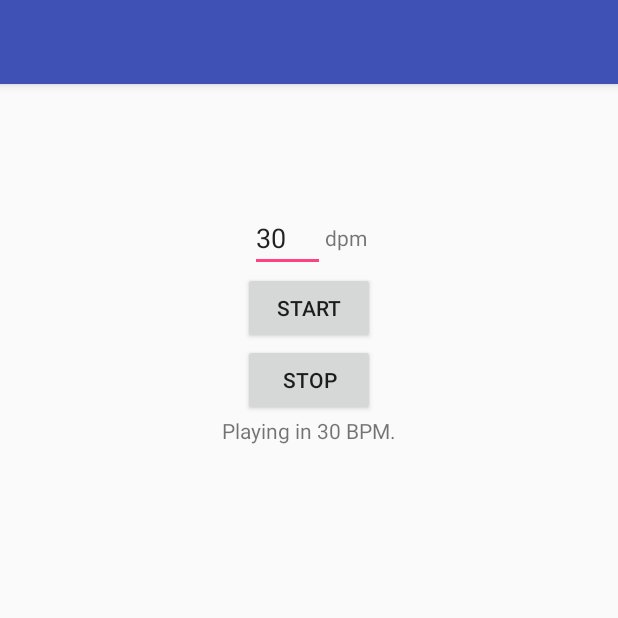
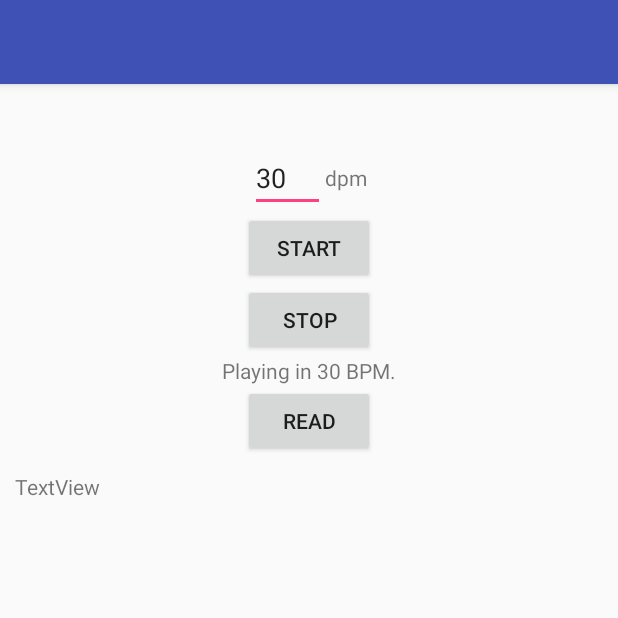
Before and after one commit to Mick609/Metronome, an Android app: the screen it shows after launch (MainActivity), after a tap on "START", on a phone screen of 412 x 824 dp, the top half of it. Run offline under Robolectric (Android 15) with nearby library versions, the phone set to English and light mode, and no system bars; 2 statements that could not run were skipped.

Commit message:
add the ntp service and save the metronome events to a file

```diff
--- a/app/build.gradle
+++ b/app/build.gradle
@@ -17,8 +17,14 @@ android {
         }
     }
 }
+repositories {
+    maven {
+        url "https://jitpack.io"
+    }
+}
 
 dependencies {
+    implementation 'com.github.instacart.truetime-android:library:3.3'
     implementation fileTree(dir: 'libs', include: ['*.jar'])
     implementation 'com.android.support:appcompat-v7:27.1.1'
     implementation 'com.android.support.constraint:constraint-layout:1.1.3'
--- a/app/src/main/AndroidManifest.xml
+++ b/app/src/main/AndroidManifest.xml
@@ -2,6 +2,8 @@
 <manifest xmlns:android="http://schemas.android.com/apk/res/android"
     package="com.mick.example.metronome">
 
+    <uses-permission android:name="android.permission.WRITE_EXTERNAL_STORAGE" />
+    <uses-permission android:name="android.permission.READ_EXTERNAL_STORAGE" />
     <application
         android:allowBackup="true"
         android:icon="@mipmap/ic_launcher"
--- a/app/src/main/java/com/mick/example/metronome/domains/MetronomeEvent.java
+++ b/app/src/main/java/com/mick/example/metronome/domains/MetronomeEvent.java
@@ -4,17 +4,21 @@ public class MetronomeEvent {
     private String session;
     private int count;
     private int currentBPM;
-    private long timestamp;
+    private String trueTime;
 
-    public MetronomeEvent(String session, int count, int currentBPM, long timestamp) {
+    public MetronomeEvent(String session, int count, int currentBPM, String trueTime) {
         this.session = session;
         this.count = count;
         this.currentBPM = currentBPM;
-        this.timestamp = timestamp;
+        this.trueTime = trueTime;
     }
 
     public String toString() {
-        return "Session: " + getSession() + "; Count: " + getCount() + "; BPM: " + getCurrentBPM() + "; Timestamp: " + timestamp;
+        return "Session: " + getSession() + "; Count: " + getCount() + "; BPM: " + getCurrentBPM() + "; Timestamp: " + trueTime;
+    }
+
+    public String toStorageString() {
+        return getSession() + "," + getCount() + "," + getCurrentBPM() + "," + trueTime;
     }
 
     public String getSession() {
@@ -41,11 +45,11 @@ public class MetronomeEvent {
         this.currentBPM = currentBPM;
     }
 
-    public long getTimestamp() {
-        return timestamp;
+    public String getTrueTime() {
+        return trueTime;
     }
 
-    public void setTimestamp(long timestamp) {
-        this.timestamp = timestamp;
+    public void setTrueTime(String trueTime) {
+        this.trueTime = trueTime;
     }
 }
--- a/app/src/main/java/com/mick/example/metronome/utilities/Metronome.java
+++ b/app/src/main/java/com/mick/example/metronome/utilities/Metronome.java
@@ -7,14 +7,18 @@ import android.util.Log;
 import com.mick.example.metronome.R;
 import com.mick.example.metronome.domains.MetronomeEvent;
 
-import java.util.Date;
+import java.io.BufferedReader;
+import java.io.File;
+import java.io.FileOutputStream;
+import java.io.FileReader;
+import java.io.IOException;
+import java.util.ArrayList;
 import java.util.Timer;
 import java.util.TimerTask;
 
-import static android.content.ContentValues.TAG;
-
 public class Metronome {
     private Context mContext;
+    private final String TAG = "metronome";
     private final int MILLIS_IN_MINUTE = 60000;
 
     private int bpm = 30;
@@ -26,11 +30,16 @@ public class Metronome {
     private Timer mainTimer;
     private MyTimerTask mainTimerTask;
     private String status;
+    private ServerNTP mServerNTP;
+    private String fileName = "/metronome.txt";
+    private ArrayList<MetronomeEvent> MetronomeEventsList;
 
     public Metronome(Context mContext, String session) {
         this.mContext = mContext;
         this.session = session;
         status = "";
+        mServerNTP = new ServerNTP(this.mContext);
+        MetronomeEventsList = new ArrayList<>();
     }
 
 
@@ -57,14 +66,69 @@ public class Metronome {
         if (isFirst) {
             isFirst = false;
         } else {
-            Date date = new Date();
-            long currentTimestamp = date.getTime();
+            String trueTime = mServerNTP.getTrueTime().toString();
             mp.start();
 
             count++;
-            MetronomeEvent event = new MetronomeEvent(session, count, bpm, currentTimestamp);
+            MetronomeEvent event = new MetronomeEvent(session, count, bpm, trueTime);
             Log.i(TAG, event.toString());
+            appendToFile(event.toStorageString(), mContext);
+//            readFile(mContext);
         }
+    }
+
+
+    private void appendToFile(String data, Context context) {
+        File file = new File(context.getFilesDir() + fileName);
+        FileOutputStream outputStream;
+
+        try {
+            outputStream = new FileOutputStream(file, true);
+            outputStream.write(data.getBytes());
+            outputStream.write("\n".getBytes());
+            outputStream.close();
+        } catch (Exception e) {
+            e.printStackTrace();
+        }
+    }
+
+    private ArrayList<String> readFile(Context context) {
+        BufferedReader reader = null;
+        String filename = context.getFilesDir() + fileName;
+        File file = new File(filename);
+        ArrayList<String> lineList = new ArrayList<>();
+
+        try {
+
+            reader = new BufferedReader(new FileReader(file));
+            String line;
+            while ((line = reader.readLine()) != null) {
+                lineList.add(line);
+            }
+
+        } catch (IOException e) {
+            e.printStackTrace();
+        } finally {
+            try {
+                reader.close();
+            } catch (IOException e) {
+                e.printStackTrace();
+            }
+        }
+//        file.delete();
+        return lineList;
+    }
+
+    public ArrayList<MetronomeEvent> getAllMetronomeEvents() {
+        ArrayList<String> lineList = readFile(mContext);
+        for (int i = 0; i < lineList.size(); i++) {
+            String[] buf = lineList.get(i).split(",");
+            if (buf.length == 4) {
+                MetronomeEventsList.add(new MetronomeEvent(buf[0], Integer.parseInt(buf[1]), Integer.parseInt(buf[2]), buf[2]));
+            }
+        }
+
+        return MetronomeEventsList;
     }
 
     public String getStatus() {
--- a/app/src/main/res/layout/activity_main.xml
+++ b/app/src/main/res/layout/activity_main.xml
@@ -10,7 +10,7 @@
         android:layout_width="wrap_content"
         android:layout_height="wrap_content"
         android:layout_gravity="center"
-        android:layout_marginTop="80dp"
+        android:layout_marginTop="40dp"
         android:orientation="horizontal">
 
         <EditText
@@ -51,5 +51,20 @@
         android:layout_gravity="center"
         android:text="Not Playing" />
 
+    <Button
+        android:id="@+id/read"
+        android:layout_width="wrap_content"
+        android:layout_height="wrap_content"
+        android:layout_gravity="center"
+        android:onClick="onClick"
+        android:text="read" />
+
+    <TextView
+        android:id="@+id/console"
+        android:layout_width="match_parent"
+        android:layout_height="match_parent"
+        android:layout_margin="10dp"
+        android:text="TextView" />
+
 
 </LinearLayout>
--- a/build.gradle
+++ b/build.gradle
@@ -7,7 +7,7 @@ buildscript {
         jcenter()
     }
     dependencies {
-        classpath 'com.android.tools.build:gradle:3.1.4'
+        classpath 'com.android.tools.build:gradle:3.2.1'
 
 
         // NOTE: Do not place your application dependencies here; they belong
```
Also changed, not shown: app/src/main/java/com/mick/example/metronome/activities/MainActivity.java (+13 -0 lines), gradle/wrapper/gradle-wrapper.properties. Lines whose indentation alone changed are shown as unchanged.
